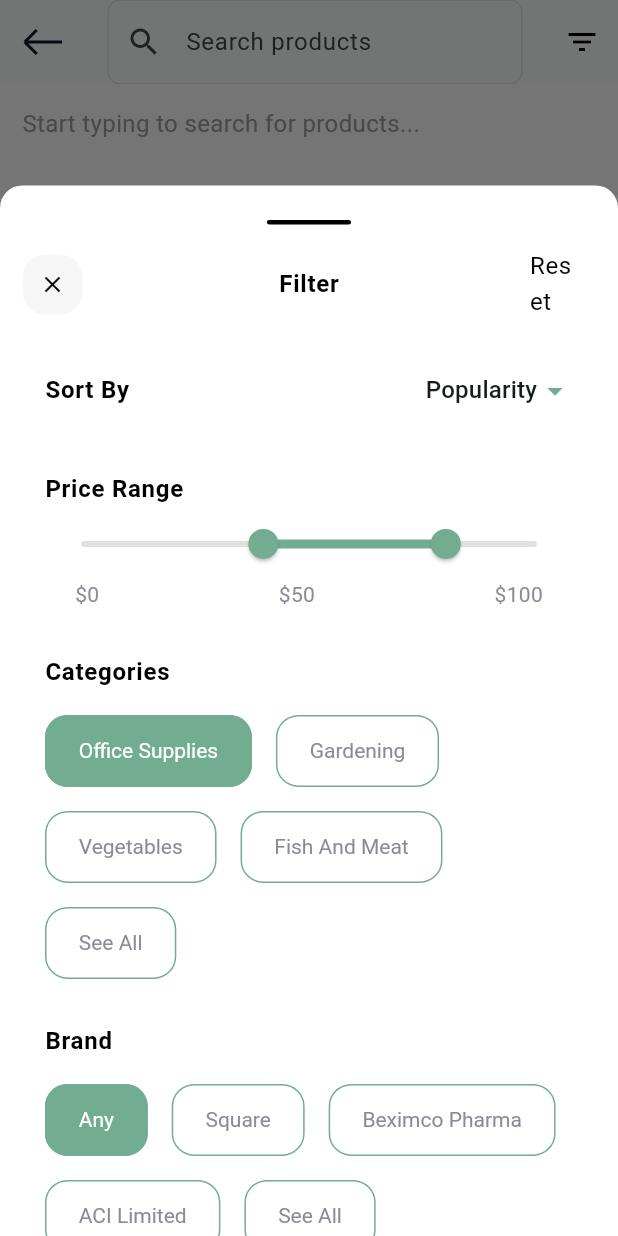
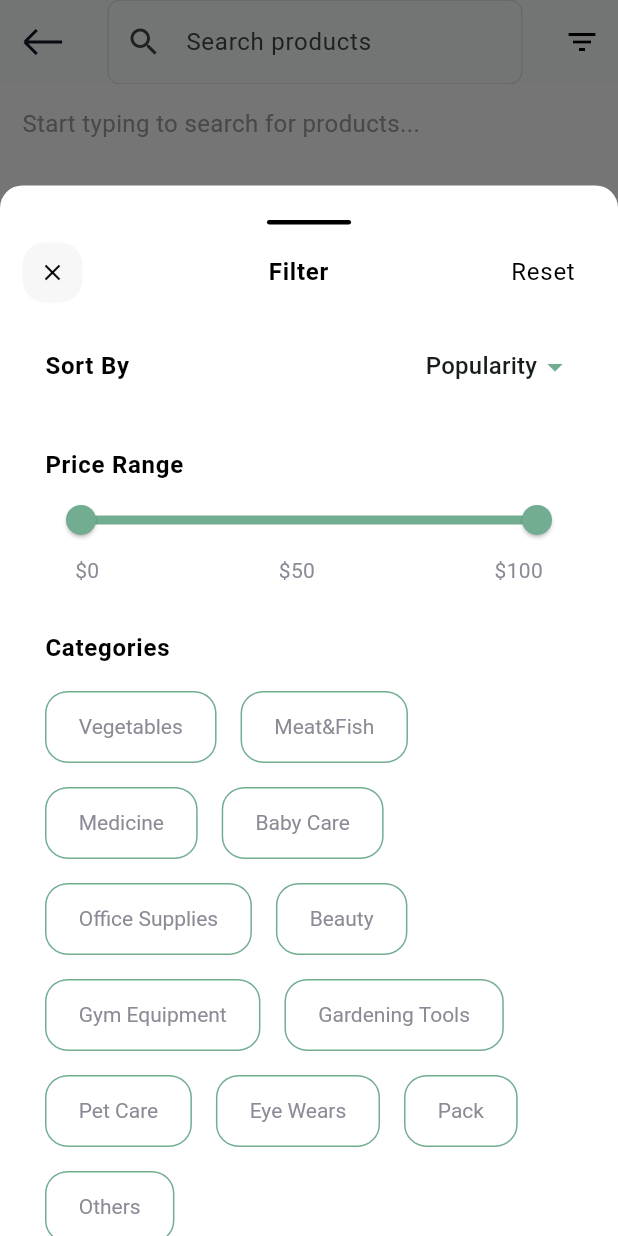
Before and after one commit to LIXINGCHEN-CPP/new_ass, a Flutter app: the SearchPage screen opened by its route, after a tap on the "filter list" icon, on a phone screen of 412 x 824 dp. Run offline on Flutter 3.47's test engine with Material 3 defaults, Android fonts, the phone set to English and light mode, and no system bars; our stand-ins replace cached_network_image, carousel_slider, chewie, flutter_credit_card, flutter_svg, form_field_validator and 3 more; accounts and stored records are empty; network calls fail; Roboto replaces fonts that are missing (Gilroy).

Commit message:
Filter function

```diff
--- a/lib/core/utils/ui_util.dart
+++ b/lib/core/utils/ui_util.dart
@@ -4,11 +4,14 @@ import '../constants/app_defaults.dart';
 
 class UiUtil {
   /// OPENS BOTTOM SHEET WITH THE GIVEN WIDGET
-  static Future openBottomSheet({
+  /// Opens a bottom sheet with the given widget and returns the result when the
+  /// sheet is closed. This is a thin wrapper around [showModalBottomSheet] so it
+  /// can be awaited for a value.
+  static Future<T?> openBottomSheet<T>({
     required BuildContext context,
     required Widget widget,
   }) async {
-    await showModalBottomSheet(
+    return await showModalBottomSheet<T>(
       context: context,
       builder: (ctx) => widget,
       isScrollControlled: true,
--- a/lib/views/home/components/categories_chip.dart
+++ b/lib/views/home/components/categories_chip.dart
@@ -39,7 +39,7 @@ class CategoriesChip extends StatelessWidget {
     //   ),
     // );
     return OutlinedButton(
-      onPressed: () {},
+      onPressed: onPressed,
       style: OutlinedButton.styleFrom(
         foregroundColor: isActive ? Colors.white : AppColors.placeholder,
         padding:
--- /dev/null
+++ b/lib/views/home/dialogs/filter_options.dart
@@ -0,0 +1,25 @@
+import 'package:flutter/material.dart';
+
+class FilterOptions {
+  String sortBy;
+  RangeValues priceRange;
+  Set<String> categories;
+
+  FilterOptions({
+    this.sortBy = 'Popularity',
+    this.priceRange = const RangeValues(0, 100),
+    Set<String>? categories,
+  }) : categories = categories ?? {};
+
+  FilterOptions copyWith({
+    String? sortBy,
+    RangeValues? priceRange,
+    Set<String>? categories,
+  }) {
+    return FilterOptions(
+      sortBy: sortBy ?? this.sortBy,
+      priceRange: priceRange ?? this.priceRange,
+      categories: categories ?? this.categories,
+    );
+  }
+}
--- a/lib/views/home/dialogs/product_filters_dialog.dart
+++ b/lib/views/home/dialogs/product_filters_dialog.dart
@@ -1,13 +1,46 @@
 import 'package:flutter/material.dart';
+import 'package:provider/provider.dart';
 
 import '../../../core/constants/constants.dart';
+import '../../../core/models/category_model.dart';
+import '../../../core/providers/app_provider.dart';
 import '../components/categories_chip.dart';
+import 'filter_options.dart';
 
-class ProductFiltersDialog extends StatelessWidget {
-  const ProductFiltersDialog({super.key});
+class ProductFiltersDialog extends StatefulWidget {
+  final FilterOptions options;
+
+  const ProductFiltersDialog({Key? key, required this.options}) : super(key: key);
+
+  @override
+  State<ProductFiltersDialog> createState() => _ProductFiltersDialogState();
+}
+
+class _ProductFiltersDialogState extends State<ProductFiltersDialog> {
+  late String _sortBy;
+  late RangeValues _range;
+  late Set<String> _selectedCategories;
+
+  @override
+  void initState() {
+    super.initState();
+    _sortBy = widget.options.sortBy;
+    _range = widget.options.priceRange;
+    _selectedCategories = Set.from(widget.options.categories);
+  }
+
+  void _reset() {
+    setState(() {
+      _sortBy = 'Popularity';
+      _range = const RangeValues(0, 100);
+      _selectedCategories.clear();
+    });
+  }
 
   @override
   Widget build(BuildContext context) {
+    final categories = context.read<AppProvider>().categories;
+
     return SafeArea(
       child: SingleChildScrollView(
         padding: const EdgeInsets.all(AppDefaults.padding),
@@ -23,15 +56,25 @@ class ProductFiltersDialog extends StatelessWidget {
               ),
               margin: const EdgeInsets.all(8),
             ),
-            const _FilterHeader(),
-            const _SortBy(),
-            const _PriceRange(),
-            const _CategoriesSelector(),
-            const _BrandSelector(),
-            _RatingStar(
-              totalStarsSelected: 4,
-              onStarSelect: (v) {
-                debugPrint('Star selected $v');
+            _FilterHeader(onReset: _reset),
+            _SortBy(current: _sortBy, onChanged: (v) {
+              if (v != null) setState(() => _sortBy = v);
+            }),
+            _PriceRange(
+              range: _range,
+              onChanged: (v) => setState(() => _range = v),
+            ),
+            _CategoriesSelector(
+              categories: categories,
+              selected: _selectedCategories,
+              onToggle: (id) {
+                setState(() {
+                  if (_selectedCategories.contains(id)) {
+                    _selectedCategories.remove(id);
+                  } else {
+                    _selectedCategories.add(id);
+                  }
+                });
               },
             ),
             SizedBox(
@@ -39,7 +82,15 @@ class ProductFiltersDialog extends StatelessWidget {
               child: Padding(
                 padding: const EdgeInsets.all(AppDefaults.padding),
                 child: ElevatedButton(
-                  onPressed: () {},
+                  onPressed: () {
+                    Navigator.of(context).pop(
+                      FilterOptions(
+                        sortBy: _sortBy,
+                        priceRange: _range,
+                        categories: _selectedCategories,
+                      ),
+                    );
+                  },
                   child: const Text('Apply Filter'),
                 ),
               ),
@@ -52,128 +103,16 @@ class ProductFiltersDialog extends StatelessWidget {
   }
 }
 
-class _RatingStar extends StatelessWidget {
-  const _RatingStar({
-    required this.totalStarsSelected,
-    required this.onStarSelect,
+class _CategoriesSelector extends StatelessWidget {
+  final List<CategoryModel> categories;
+  final Set<String> selected;
+  final ValueChanged<String> onToggle;
+
+  const _CategoriesSelector({
+    required this.categories,
+    required this.selected,
+    required this.onToggle,
   });
-
-  final int totalStarsSelected;
-  final void Function(int) onStarSelect;
-
-  @override
-  Widget build(BuildContext context) {
-    return Padding(
-      padding: const EdgeInsets.all(AppDefaults.padding),
-      child: Column(
-        children: [
-          Align(
-            alignment: Alignment.centerLeft,
-            child: Text(
-              'Rating Star',
-              style: Theme.of(context).textTheme.bodyLarge?.copyWith(
-                    fontWeight: FontWeight.bold,
-                    color: Colors.black,
-                  ),
-            ),
-          ),
-          const SizedBox(height: 8),
-          Row(
-            children: List.generate(
-              /// You cannot add more than 5 star or less than 0 star
-              5,
-              (index) {
-                if (index < totalStarsSelected) {
-                  return InkWell(
-                    onTap: () => onStarSelect(index + 1),
-                    child: const Icon(
-                      Icons.star_rounded,
-                      color: Color(0xFFFFC107),
-                      size: 32,
-                    ),
-                  );
-                } else {
-                  return InkWell(
-                    onTap: () => onStarSelect(index + 1),
-                    child: const Icon(
-                      Icons.star_rounded,
-                      color: Colors.grey,
-                      size: 32,
-                    ),
-                  );
-                }
-              },
-            ),
-          )
-        ],
-      ),
-    );
-  }
-}
-
-class _BrandSelector extends StatelessWidget {
-  const _BrandSelector();
-
-  @override
-  Widget build(BuildContext context) {
-    return Padding(
-      padding: const EdgeInsets.all(AppDefaults.padding),
-      child: Column(
-        children: [
-          Align(
-            alignment: Alignment.centerLeft,
-            child: Text(
-              'Brand',
-              style: Theme.of(context).textTheme.bodyLarge?.copyWith(
-                    fontWeight: FontWeight.bold,
-                    color: Colors.black,
-                  ),
-            ),
-          ),
-          const SizedBox(height: 16),
-          SizedBox(
-            width: double.infinity,
-            child: Wrap(
-              alignment: WrapAlignment.start,
-              spacing: 16,
-              runSpacing: 16,
-              children: [
-                CategoriesChip(
-                  isActive: true,
-                  label: 'Any',
-                  onPressed: () {},
-                ),
-                CategoriesChip(
-                  isActive: false,
-                  label: 'Square',
-                  onPressed: () {},
-                ),
-                CategoriesChip(
-                  isActive: false,
-                  label: 'Beximco Pharma',
-                  onPressed: () {},
-                ),
-                CategoriesChip(
-                  isActive: false,
-                  label: 'ACI Limited',
-                  onPressed: () {},
-                ),
-                CategoriesChip(
-                  isActive: false,
-                  label: 'See All',
-                  onPressed: () {},
-                ),
-              ],
-            ),
-          )
-        ],
-      ),
-    );
-  }
-}
-
-class _CategoriesSelector extends StatelessWidget {
-  const _CategoriesSelector();
 
   @override
   Widget build(BuildContext context) {
@@ -196,37 +135,17 @@ class _CategoriesSelector extends StatelessWidget {
             width: double.infinity,
             child: Wrap(
               alignment: WrapAlignment.start,
-              runAlignment: WrapAlignment.spaceAround,
-              crossAxisAlignment: WrapCrossAlignment.start,
               spacing: 16,
               runSpacing: 16,
-              children: [
-                CategoriesChip(
-                  isActive: true,
-                  label: 'Office Supplies',
-                  onPressed: () {},
+              children: categories
+                  .map(
+                    (c) => CategoriesChip(
+                  isActive: selected.contains(c.id),
+                  label: c.name,
+                  onPressed: () => onToggle(c.id ?? ''),
                 ),
-                CategoriesChip(
-                  isActive: false,
-                  label: 'Gardening',
-                  onPressed: () {},
-                ),
-                CategoriesChip(
-                  isActive: false,
-                  label: 'Vegetables',
-                  onPressed: () {},
-                ),
-                CategoriesChip(
-                  isActive: false,
-                  label: 'Fish And Meat',
-                  onPressed: () {},
-                ),
-                CategoriesChip(
-                  isActive: false,
-                  label: 'See All',
-                  onPressed: () {},
-                ),
-              ],
+              )
+                  .toList(),
             ),
           )
         ],
@@ -235,15 +154,11 @@ class _CategoriesSelector extends StatelessWidget {
   }
 }
 
-class _PriceRange extends StatefulWidget {
-  const _PriceRange();
+class _PriceRange extends StatelessWidget {
+  final RangeValues range;
+  final ValueChanged<RangeValues> onChanged;
 
-  @override
-  State<_PriceRange> createState() => _PriceRangeState();
-}
-
-class _PriceRangeState extends State<_PriceRange> {
-  RangeValues _currentRangeValues = const RangeValues(40, 80);
+  const _PriceRange({required this.range, required this.onChanged});
 
   @override
   Widget build(BuildContext context) {
@@ -265,17 +180,13 @@ class _PriceRangeState extends State<_PriceRange> {
             max: 100,
             min: 0,
             labels: RangeLabels(
-              _currentRangeValues.start.round().toString(),
-              _currentRangeValues.end.round().toString(),
+              range.start.round().toString(),
+              range.end.round().toString(),
             ),
-            onChanged: (RangeValues values) {
-              setState(() {
-                _currentRangeValues = values;
-              });
-            },
+            onChanged: onChanged,
             activeColor: AppColors.primary,
             inactiveColor: AppColors.gray,
-            values: _currentRangeValues,
+            values: range,
           ),
           const Padding(
             padding: EdgeInsets.symmetric(horizontal: 20.0),
@@ -295,7 +206,10 @@ class _PriceRangeState extends State<_PriceRange> {
 }
 
 class _SortBy extends StatelessWidget {
-  const _SortBy();
+  final String current;
+  final ValueChanged<String?> onChanged;
+
+  const _SortBy({required this.current, required this.onChanged});
 
   @override
   Widget build(BuildContext context) {
@@ -312,7 +226,7 @@ class _SortBy extends StatelessWidget {
           ),
           const Spacer(),
           DropdownButton(
-            value: 'Popularity',
+            value: current,
             underline: const SizedBox(),
             icon: const Icon(
               Icons.arrow_drop_down,
@@ -328,7 +242,7 @@ class _SortBy extends StatelessWidget {
                 child: Text('Price'),
               ),
             ],
-            onChanged: (v) {},
+            onChanged: onChanged,
           )
         ],
       ),
@@ -337,7 +251,8 @@ class _SortBy extends StatelessWidget {
 }
 
 class _FilterHeader extends StatelessWidget {
-  const _FilterHeader();
+  final VoidCallback onReset;
+  const _FilterHeader({required this.onReset});
 
   @override
   Widget build(BuildContext context) {
@@ -351,7 +266,7 @@ class _FilterHeader extends StatelessWidget {
             height: 40,
             width: 40,
             child: ElevatedButton(
-              onPressed: () {},
+              onPressed: () => Navigator.of(context).pop(),
               style: ElevatedButton.styleFrom(
                 padding: EdgeInsets.zero,
                 backgroundColor: AppColors.scaffoldWithBoxBackground,
@@ -371,9 +286,9 @@ class _FilterHeader extends StatelessWidget {
           ),
         ),
         SizedBox(
-          width: 56,
+          width: 70,
           child: TextButton(
-            onPressed: () {},
+            onPressed: onReset,
             child: Text(
               'Reset',
               style: Theme.of(context).textTheme.bodyLarge?.copyWith(
--- a/lib/views/home/search_page.dart
+++ b/lib/views/home/search_page.dart
@@ -7,11 +7,11 @@ import '../../core/constants/app_colors.dart';
 import '../../core/constants/app_defaults.dart';
 import '../../core/constants/app_icons.dart';
 import '../../core/routes/app_routes.dart';
-import '../../core/utils/ui_util.dart';
 import '../../core/providers/app_provider.dart';
 import '../../core/models/product_model.dart';
 import '../../core/services/search_history_service.dart';
 import 'dialogs/product_filters_dialog.dart';
+import 'dialogs/filter_options.dart';
 
 class SearchPage extends StatefulWidget {
   const SearchPage({Key? key}) : super(key: key);
@@ -24,9 +24,19 @@ class _SearchPageState extends State<SearchPage> {
   final TextEditingController _controller = TextEditingController();
   final SearchHistoryService _searchHistoryService = SearchHistoryService.instance;
   String _query = '';
+  List<ProductModel> _allResults = [];
   List<ProductModel> _searchResults = [];
+  FilterOptions _filterOptions = FilterOptions();
   List<String> _searchHistory = [];
   bool _isSearching = false;
+
+  Future<void> _ensureAllProductsLoaded() async {
+    final appProvider = Provider.of<AppProvider>(context, listen: false);
+    if (appProvider.products.isEmpty) {
+      await appProvider.loadProducts();
+    }
+    _allResults = appProvider.products;
+  }
 
   @override
   void initState() {
@@ -49,10 +59,8 @@ class _SearchPageState extends State<SearchPage> {
 
   Future<void> _performSearch(String query) async {
     if (query.isEmpty) {
-      setState(() {
-        _searchResults = [];
-        _isSearching = false;
-      });
+      await _ensureAllProductsLoaded();
+      await _applyFilters();
       return;
     }
 
@@ -63,8 +71,9 @@ class _SearchPageState extends State<SearchPage> {
     try {
       final appProvider = Provider.of<AppProvider>(context, listen: false);
       final results = await appProvider.searchProducts(query);
+      _allResults = results;
+      await _applyFilters();
       setState(() {
-        _searchResults = results;
         _isSearching = false;
       });
 
@@ -110,6 +119,60 @@ class _SearchPageState extends State<SearchPage> {
     await _loadSearchHistory();
   }
 
+  Future<void> _applyFilters() async {
+    if (_allResults.isEmpty) {
+      await _ensureAllProductsLoaded();
+    }
+    List<ProductModel> filtered = List.from(_allResults);
+
+    if (_filterOptions.categories.isNotEmpty) {
+      filtered = filtered
+          .where((p) => p.categoryId != null &&
+          _filterOptions.categories.contains(p.categoryId))
+          .toList();
+    }
+
+    filtered = filtered
+        .where((p) => p.currentPrice >= _filterOptions.priceRange.start &&
+        p.currentPrice <= _filterOptions.priceRange.end)
+        .toList();
+
+    if (_filterOptions.sortBy == 'Price') {
+      filtered.sort((a, b) => a.currentPrice.compareTo(b.currentPrice));
+    } else {
+      filtered.sort((a, b) {
+        if (a.isPopular == b.isPopular) return 0;
+        return a.isPopular ? -1 : 1;
+      });
+    }
+
+    setState(() {
+      _searchResults = filtered;
+    });
+  }
+
+  Future<void> _openFilterDialog() async {
+    if (_query.isEmpty && _allResults.isEmpty) {
+      await _ensureAllProductsLoaded();
+    }
+    final result = await showModalBottomSheet<FilterOptions>(
+      context: context,
+      builder: (ctx) => ProductFiltersDialog(options: _filterOptions),
+      isScrollControlled: true,
+      constraints:
+      BoxConstraints(maxHeight: MediaQuery.of(context).size.height * 0.85),
+      backgroundColor: Theme.of(context).scaffoldBackgroundColor,
+      shape: RoundedRectangleBorder(
+        borderRadius: AppDefaults.bottomSheetRadius,
+      ),
+    );
+
+    if (result != null) {
+      _filterOptions = result;
+      await _applyFilters();
+    }
+  }
+
   @override
   Widget build(BuildContext context) {
     return Scaffold(
@@ -143,33 +206,15 @@ class _SearchPageState extends State<SearchPage> {
         actions: [
           IconButton(
             icon: const Icon(Icons.filter_list),
-            onPressed: () {
-              UiUtil.openBottomSheet(
-                context: context,
-                widget: const ProductFiltersDialog(),
-              );
-            },
+            onPressed: _openFilterDialog,
           )
         ],
       ),
       backgroundColor: AppColors.scaffoldBackground,
-      body: _query.isEmpty
-          ? _RecentSearchList(
-              searchHistory: _searchHistory,
-              onTapHistoryItem: _onTapHistoryItem,
-              onRemoveHistoryItem: _removeHistoryItem,
-              onClearAllHistory: _clearAllHistory,
-            )
-          : _isSearching
+      body: _isSearching
           ? const Center(child: CircularProgressIndicator())
-              : _searchResults.isEmpty
-                  ? const Center(
-                      child: Text(
-                        'No products found',
-                        style: TextStyle(fontSize: 16, color: Colors.grey),
-                      ),
-                    )
-                  : ListView.separated(
+          : _searchResults.isNotEmpty
+          ? ListView.separated(
         padding: const EdgeInsets.all(AppDefaults.padding),
         itemCount: _searchResults.length,
         separatorBuilder: (_, __) => const Divider(),
@@ -189,6 +234,19 @@ class _SearchPageState extends State<SearchPage> {
             onTap: () => _onTapProduct(product),
           );
         },
+      )
+          : _query.isEmpty
+          ? _RecentSearchList(
+        searchHistory: _searchHistory,
+        onTapHistoryItem: _onTapHistoryItem,
+        onRemoveHistoryItem: _removeHistoryItem,
+        onClearAllHistory: _clearAllHistory,
+      )
+          : const Center(
+        child: Text(
+          'No products found',
+          style: TextStyle(fontSize: 16, color: Colors.grey),
+        ),
       ),
     );
   }
```
Lines whose indentation alone changed are shown as unchanged.
